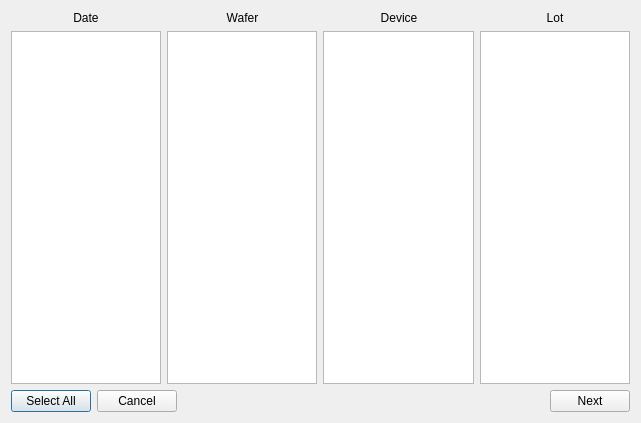
Mesrop-Gevorgyan/ATRChipset, file src/SelectionDialog/selectiondatadialog.ui: the form before one commit.
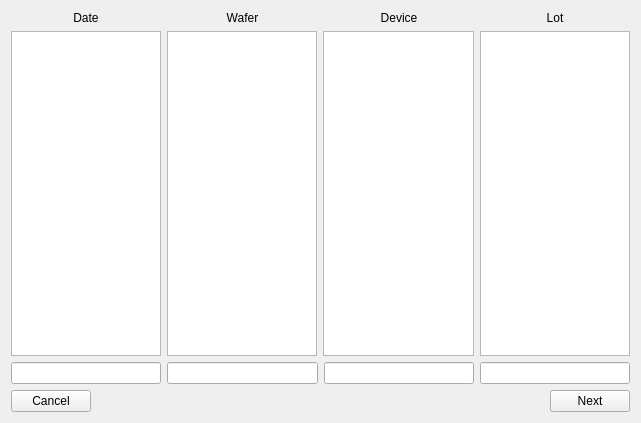
The form after the commit.

Commit message: Added textBox for field pattern

```diff
--- a/src/SelectionDialog/selectiondatadialog.ui
+++ b/src/SelectionDialog/selectiondatadialog.ui
@@ -14,7 +14,7 @@
    <string>Dialog</string>
   </property>
   <layout class="QGridLayout" name="gridLayout">
-   <item row="0" column="0">
+   <item row="1" column="0">
     <layout class="QVBoxLayout" name="verticalLayout">
      <item>
       <layout class="QHBoxLayout" name="horizontalLayout_3">
@@ -76,17 +76,29 @@
        </item>
       </layout>
      </item>
+     <item>
+      <layout class="QHBoxLayout" name="horizontalLayout_4">
+       <item>
+        <widget class="QLineEdit" name="lineEdit_Date"/>
+       </item>
+       <item>
+        <widget class="QLineEdit" name="lineEdit_Wafer"/>
+       </item>
+       <item>
+        <widget class="QLineEdit" name="lineEdit_Device"/>
+       </item>
+       <item>
+        <widget class="QLineEdit" name="lineEdit_Lot"/>
+       </item>
+      </layout>
+     </item>
      <item>
       <layout class="QHBoxLayout" name="horizontalLayout">
-       <item>
-        <widget class="QPushButton" name="pushButton_SelectAll">
-         <property name="text">
-          <string>Select All</string>
-         </property>
-        </widget>
-       </item>
        <item>
         <widget class="QPushButton" name="pushButton_Cancel">
+         <property name="focusPolicy">
+          <enum>Qt::NoFocus</enum>
+         </property>
          <property name="text">
           <string>Cancel</string>
          </property>
@@ -107,6 +119,9 @@
        </item>
        <item>
         <widget class="QPushButton" name="pushButton_Next">
+         <property name="focusPolicy">
+          <enum>Qt::NoFocus</enum>
+         </property>
          <property name="text">
           <string>Next</string>
          </property>
```
The commit also changes 2 other files.
